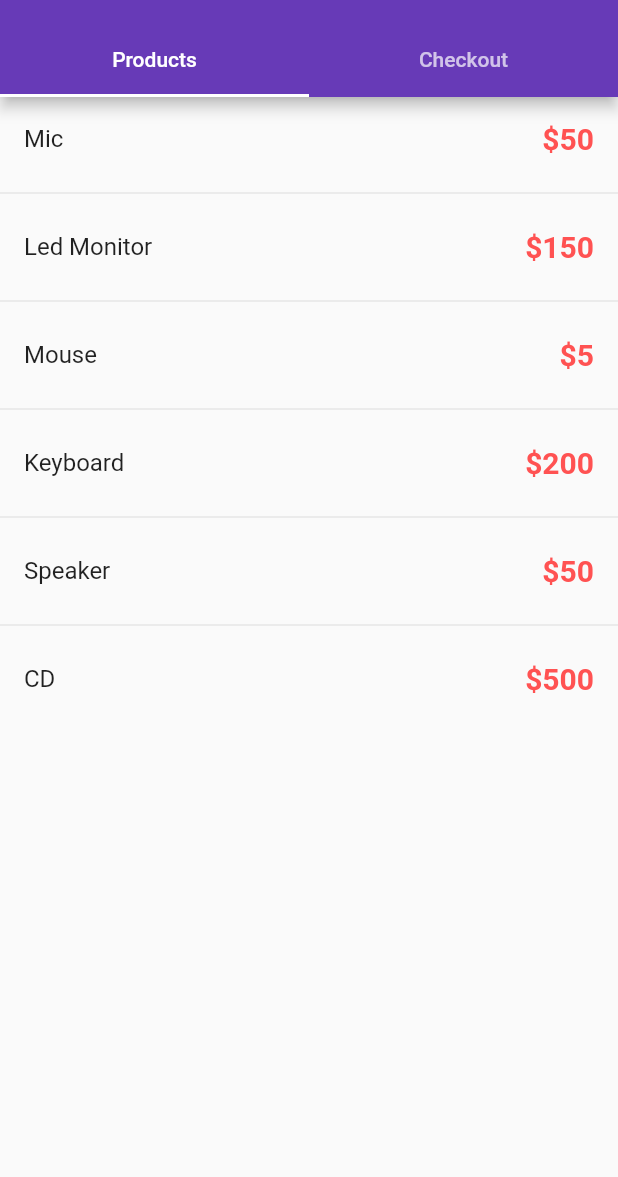
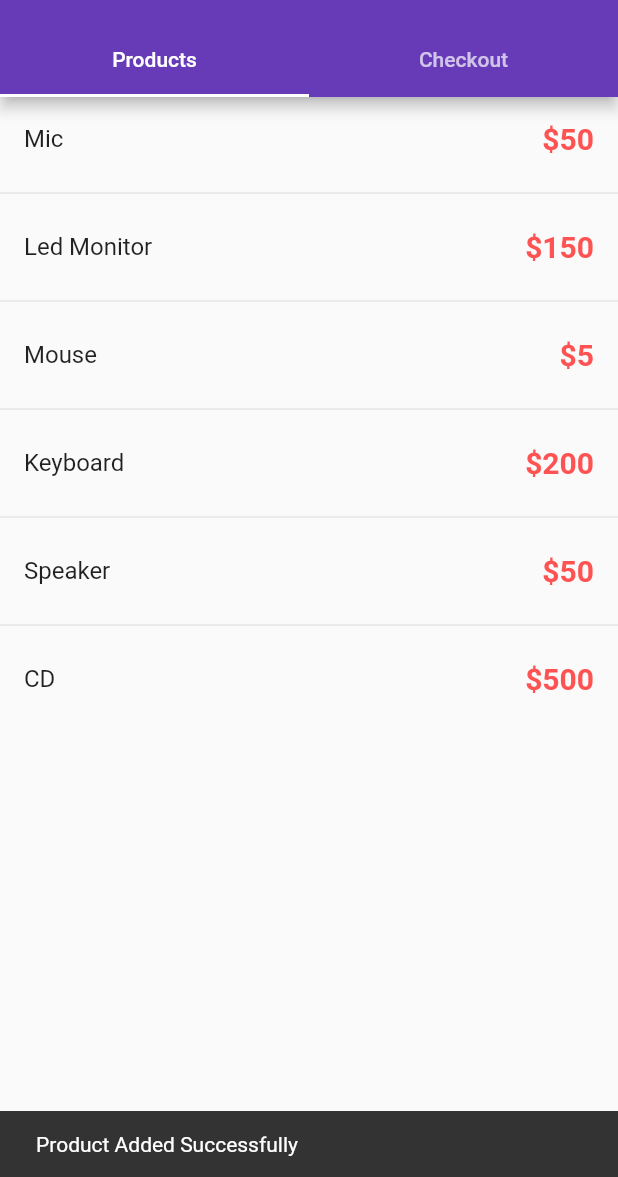
Before and after one commit to rahmat058/Flutter-Exercise, a Flutter app: the screen it shows after launch, after a tap on "Mic", on a phone screen of 412 x 824 dp, the part 59-1236 px from its top. Run offline on Flutter 3.47's test engine with Material 2 defaults, Android fonts, the phone set to English and light mode, and no system bars.

Commit message:
Cart Application Snckbar is added  done

```diff
--- a/lib/screens/ProductScreen.dart
+++ b/lib/screens/ProductScreen.dart
@@ -25,6 +25,10 @@ class ProductScreen extends StatelessWidget {
             trailing: Text("\$${products[index].price}", style: TextStyle(color: Colors.redAccent, fontSize: 20, fontWeight: FontWeight.bold),),
             onTap: () {
               _valueSetter(products[index]);
+
+              //Snack Bar Addeed done
+              SnackBar productAddSnackBar = SnackBar(content: Text("Product Added Successfully"),);
+              Scaffold.of(context).showSnackBar(productAddSnackBar);
             },
           );
         },
```
